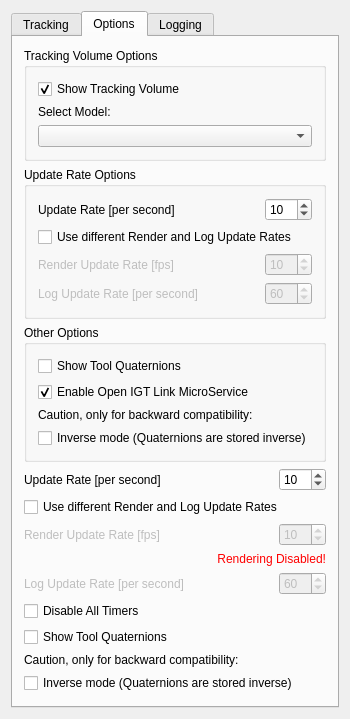
First picture: the form in Plugins/org.mitk.gui.qt.igttracking/src/internal/QmitkMITKIGTTrackingToolboxViewControls.ui, repository MITK/MITK, before the edit.
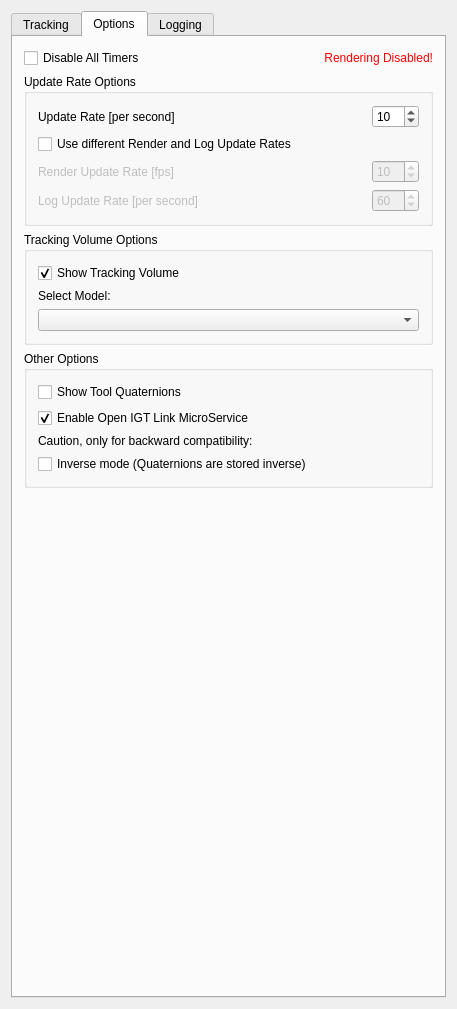
Second picture: the form after the edit. The open tabs and pages were chosen to show the change. Custom widgets are drawn as their Qt base class.

```diff
--- a/Plugins/org.mitk.gui.qt.igttracking/src/internal/QmitkMITKIGTTrackingToolboxViewControls.ui
+++ b/Plugins/org.mitk.gui.qt.igttracking/src/internal/QmitkMITKIGTTrackingToolboxViewControls.ui
@@ -6,8 +6,8 @@
    <rect>
     <x>0</x>
     <y>0</y>
-    <width>312</width>
-    <height>516</height>
+    <width>457</width>
+    <height>1009</height>
    </rect>
   </property>
   <property name="minimumSize">
@@ -375,45 +375,37 @@
       <attribute name="title">
        <string>Options</string>
       </attribute>
-      <layout class="QVBoxLayout" name="verticalLayout_14">
+      <layout class="QVBoxLayout" name="verticalLayout_13">
        <item>
-        <widget class="QGroupBox" name="groupBox">
-         <property name="title">
-          <string>Tracking Volume Options</string>
-         </property>
-         <layout class="QVBoxLayout" name="verticalLayout_7">
-          <item>
-           <widget class="QCheckBox" name="m_ShowTrackingVolume">
-            <property name="enabled">
-             <bool>true</bool>
-            </property>
-            <property name="text">
-             <string>Show Tracking Volume</string>
-            </property>
-            <property name="checked">
-             <bool>true</bool>
-            </property>
-           </widget>
-          </item>
-          <item>
-           <widget class="QLabel" name="label_5">
-            <property name="text">
-             <string>Select Model:</string>
-            </property>
-           </widget>
-          </item>
-          <item>
-           <widget class="QComboBox" name="m_VolumeSelectionBox"/>
-          </item>
-         </layout>
-        </widget>
+        <layout class="QHBoxLayout" name="horizontalLayout_12">
+         <item>
+          <widget class="QCheckBox" name="m_DisableAllTimers">
+           <property name="text">
+            <string>Disable All Timers</string>
+           </property>
+          </widget>
+         </item>
+         <item>
+          <widget class="QLabel" name="m_renderWarningLabel">
+           <property name="enabled">
+            <bool>true</bool>
+           </property>
+           <property name="text">
+            <string>&lt;html&gt;&lt;head/&gt;&lt;body&gt;&lt;p align=&quot;right&quot;&gt;&lt;span style=&quot; color:#ff0000;&quot;&gt;Rendering Disabled!&lt;/span&gt;&lt;/p&gt;&lt;/body&gt;&lt;/html&gt;</string>
+           </property>
+           <property name="textFormat">
+            <enum>Qt::AutoText</enum>
+           </property>
+          </widget>
+         </item>
+        </layout>
        </item>
        <item>
-        <widget class="QGroupBox" name="groupBox_2">
+        <widget class="QGroupBox" name="m_UpdateRateOptionsGroupBox">
          <property name="title">
           <string>Update Rate Options</string>
          </property>
-         <layout class="QVBoxLayout" name="verticalLayout_13">
+         <layout class="QVBoxLayout" name="verticalLayout_14">
           <item>
            <layout class="QHBoxLayout" name="horizontalLayout_6">
             <item>
@@ -547,6 +539,38 @@
          </layout>
         </widget>
        </item>
+       <item>
+        <widget class="QGroupBox" name="groupBox">
+         <property name="title">
+          <string>Tracking Volume Options</string>
+         </property>
+         <layout class="QVBoxLayout" name="verticalLayout_7">
+          <item>
+           <widget class="QCheckBox" name="m_ShowTrackingVolume">
+            <property name="enabled">
+             <bool>true</bool>
+            </property>
+            <property name="text">
+             <string>Show Tracking Volume</string>
+            </property>
+            <property name="checked">
+             <bool>true</bool>
+            </property>
+           </widget>
+          </item>
+          <item>
+           <widget class="QLabel" name="label_5">
+            <property name="text">
+             <string>Select Model:</string>
+            </property>
+           </widget>
+          </item>
+          <item>
+           <widget class="QComboBox" name="m_VolumeSelectionBox"/>
+          </item>
+         </layout>
+        </widget>
+       </item>
        <item>
         <widget class="QGroupBox" name="m_OtherOptionsGroupBox">
          <property name="title">
@@ -587,197 +611,6 @@
          </layout>
         </widget>
        </item>
-       <item>
-        <layout class="QHBoxLayout" name="horizontalLayout_6">
-         <item>
-          <widget class="QLabel" name="m_OptionsUpdateRateLabel">
-           <property name="text">
-            <string>Update Rate [per second]</string>
-           </property>
-          </widget>
-         </item>
-         <item>
-          <spacer name="horizontalSpacer_5">
-           <property name="orientation">
-            <enum>Qt::Horizontal</enum>
-           </property>
-           <property name="sizeHint" stdset="0">
-            <size>
-             <width>40</width>
-             <height>20</height>
-            </size>
-           </property>
-          </spacer>
-         </item>
-         <item>
-          <widget class="QSpinBox" name="m_UpdateRate">
-           <property name="minimum">
-            <number>1</number>
-           </property>
-           <property name="maximum">
-            <number>100</number>
-           </property>
-           <property name="value">
-            <number>10</number>
-           </property>
-          </widget>
-         </item>
-        </layout>
-       </item>
-       <item>
-        <widget class="QCheckBox" name="m_UseDifferentUpdateRates">
-         <property name="text">
-          <string>Use different Render and Log Update Rates</string>
-         </property>
-        </widget>
-       </item>
-       <item>
-        <layout class="QHBoxLayout" name="horizontalLayout_8" stretch="0,0,0">
-         <item>
-          <widget class="QLabel" name="m_OptionsRenderUpdateRateLabel">
-           <property name="enabled">
-            <bool>false</bool>
-           </property>
-           <property name="text">
-            <string>Render Update Rate [fps]</string>
-           </property>
-          </widget>
-         </item>
-         <item>
-          <spacer name="horizontalSpacer_3">
-           <property name="orientation">
-            <enum>Qt::Horizontal</enum>
-           </property>
-           <property name="sizeHint" stdset="0">
-            <size>
-             <width>40</width>
-             <height>20</height>
-            </size>
-           </property>
-          </spacer>
-         </item>
-         <item>
-          <widget class="QSpinBox" name="m_RenderUpdateRate">
-           <property name="enabled">
-            <bool>false</bool>
-           </property>
-           <property name="minimum">
-            <number>0</number>
-           </property>
-           <property name="maximum">
-            <number>100</number>
-           </property>
-           <property name="value">
-            <number>10</number>
-           </property>
-          </widget>
-         </item>
-        </layout>
-       </item>
-       <item>
-        <widget class="QLabel" name="m_renderWarningLabel">
-         <property name="enabled">
-          <bool>true</bool>
-         </property>
-         <property name="text">
-          <string>&lt;html&gt;&lt;head/&gt;&lt;body&gt;&lt;p align=&quot;right&quot;&gt;&lt;span style=&quot; color:#ff0000;&quot;&gt;Rendering Disabled!&lt;/span&gt;&lt;/p&gt;&lt;/body&gt;&lt;/html&gt;</string>
-         </property>
-         <property name="textFormat">
-          <enum>Qt::AutoText</enum>
-         </property>
-        </widget>
-       </item>
-       <item>
-        <layout class="QHBoxLayout" name="horizontalLayout_10">
-         <item>
-          <widget class="QLabel" name="m_OptionsLogUpdateRateLabel">
-           <property name="enabled">
-            <bool>false</bool>
-           </property>
-           <property name="text">
-            <string>Log Update Rate [per second]</string>
-           </property>
-          </widget>
-         </item>
-         <item>
-          <spacer name="horizontalSpacer_8">
-           <property name="orientation">
-            <enum>Qt::Horizontal</enum>
-           </property>
-           <property name="sizeHint" stdset="0">
-            <size>
-             <width>40</width>
-             <height>20</height>
-            </size>
-           </property>
-          </spacer>
-         </item>
-         <item>
-          <widget class="QSpinBox" name="m_LogUpdateRate">
-           <property name="enabled">
-            <bool>false</bool>
-           </property>
-           <property name="minimum">
-            <number>1</number>
-           </property>
-           <property name="maximum">
-            <number>120</number>
-           </property>
-           <property name="singleStep">
-            <number>10</number>
-           </property>
-           <property name="value">
-            <number>60</number>
-           </property>
-          </widget>
-         </item>
-        </layout>
-       </item>
-       <item>
-        <widget class="QCheckBox" name="m_DisableAllTimers">
-         <property name="text">
-          <string>Disable All Timers</string>
-         </property>
-        </widget>
-       </item>
-       <item>
-        <spacer name="verticalSpacer_4">
-         <property name="orientation">
-          <enum>Qt::Vertical</enum>
-         </property>
-         <property name="sizeHint" stdset="0">
-          <size>
-           <width>20</width>
-           <height>100</height>
-          </size>
-         </property>
-        </spacer>
-       </item>
-       <item>
-        <layout class="QVBoxLayout" name="verticalLayout_12">
-         <item>
-          <widget class="QCheckBox" name="m_ShowToolQuaternions">
-           <property name="text">
-            <string>Show Tool Quaternions</string>
-           </property>
-          </widget>
-         </item>
-         <item>
-          <widget class="QLabel" name="label_6">
-           <property name="text">
-            <string>Caution, only for backward compatibility:</string>
-           </property>
-          </widget>
-         </item>
-         <item>
-          <widget class="QCheckBox" name="m_InverseMode">
-           <property name="text">
-            <string>Inverse mode (Quaternions are stored inverse)</string>
-           </property>
-          </widget>
-         </item>
-        </layout>
-       </item>
        <item>
         <spacer name="verticalSpacer_3">
          <property name="orientation">
```
